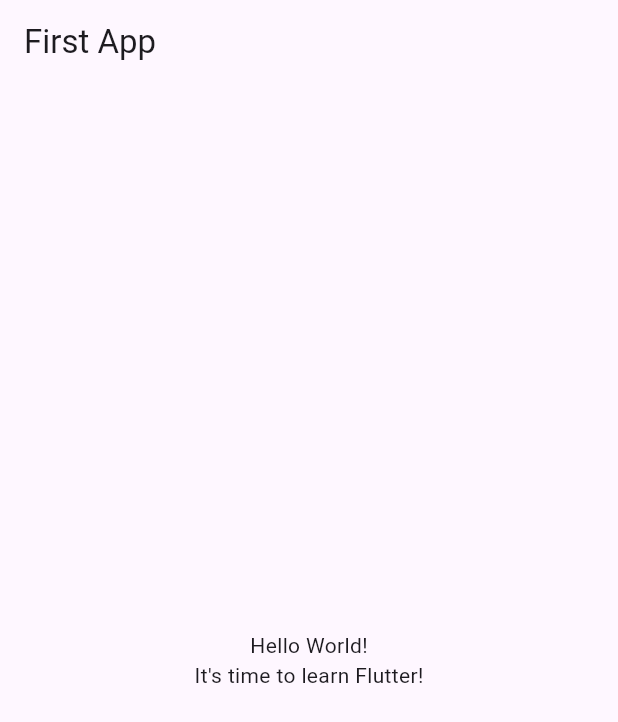
After one commit to FadrialR/roll_dice_app, a Flutter app: the screen it shows after launch, on a phone screen of 412 x 824 dp. The commit adds this screen. Shown: the top 722 px of the screen. Run offline on Flutter 3.47's test engine with Material 3 defaults, Android fonts, the phone set to English and light mode, and no system bars.

Commit message:
create main_screen.dart

```diff
--- a/lib/main.dart
+++ b/lib/main.dart
@@ -1,4 +1,5 @@
 import 'package:flutter/material.dart';
+import 'package:roll_dice_app/pages/main_screen.dart';
 
 void main() {
   runApp(const MyApp());
@@ -10,29 +11,11 @@ class MyApp extends StatelessWidget {
   @override
   Widget build(BuildContext context) {
     return MaterialApp(
-      title: 'Flutter Demo',
-      theme: ThemeData(
-        primarySwatch: Colors.blue,
-      ),
-      debugShowCheckedModeBanner: false,
-      home: Scaffold(
-        appBar: AppBar(
-          title: const Text('First App'),
+        title: 'Flutter Demo',
+        theme: ThemeData(
+          primarySwatch: Colors.blue,
         ),
-        body: const Center(
-          child: Column(
-            mainAxisAlignment: MainAxisAlignment.center,
-            children: const [
-              Text(
-                'Hello World!',
-              ),
-              Text(
-                'It\'s time to learn Flutter!',
-              ),
-            ],
-          ),
-        ),
-      ),
-    );
+        debugShowCheckedModeBanner: false,
+        home: MainScreen());
   }
 }
--- /dev/null
+++ b/lib/pages/main_screen.dart
@@ -0,0 +1,27 @@
+import 'package:flutter/material.dart';
+
+class MainScreen extends StatelessWidget {
+  const MainScreen({super.key});
+
+  @override
+  Widget build(BuildContext context) {
+    return Scaffold(
+      appBar: AppBar(
+        title: const Text('First App'),
+      ),
+      body: const Center(
+        child: Column(
+          mainAxisAlignment: MainAxisAlignment.center,
+          children: const [
+            Text(
+              'Hello World!',
+            ),
+            Text(
+              'It\'s time to learn Flutter!',
+            ),
+          ],
+        ),
+      ),
+    );
+  }
+}
```
